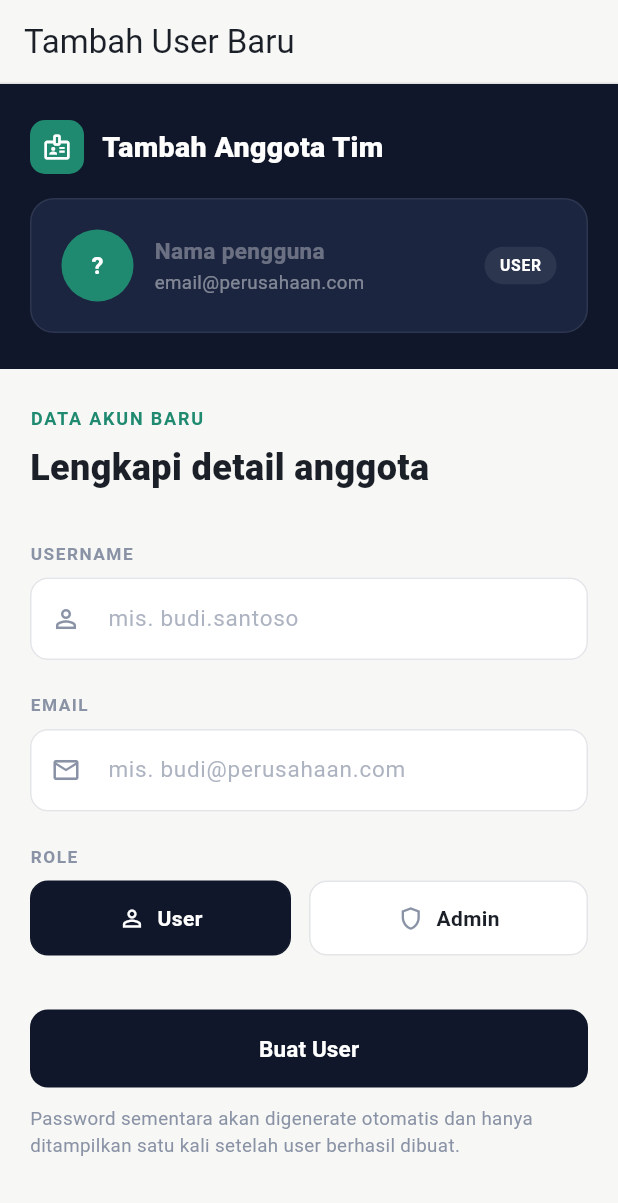
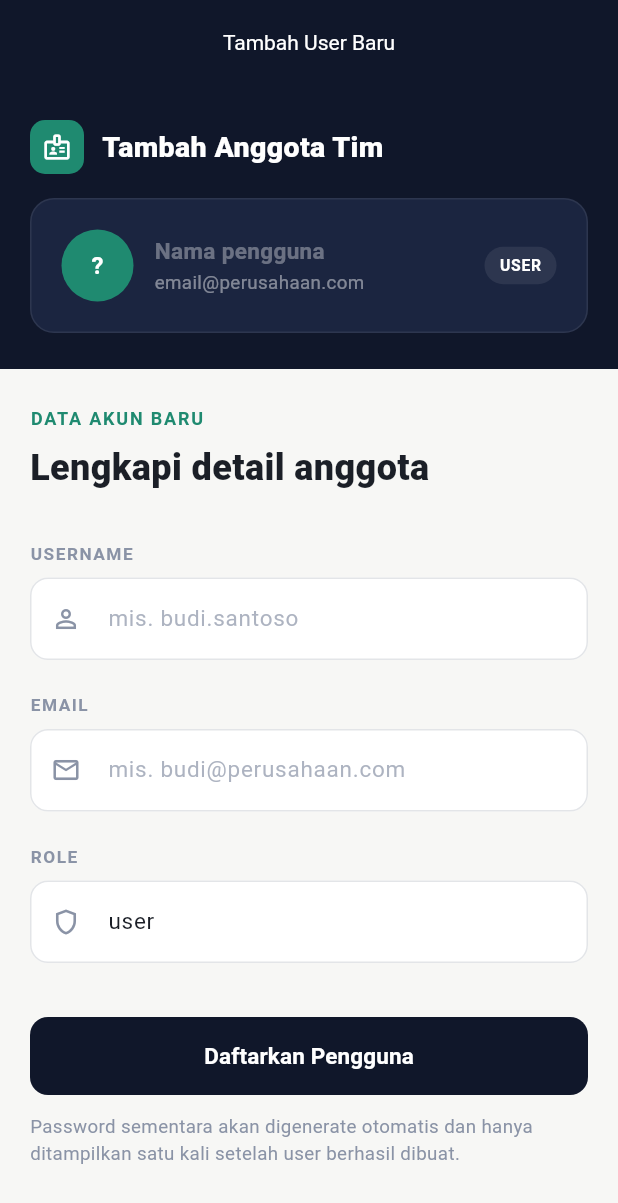
Before and after one commit to SILVERGOLDZ/Logikreasi_Absensi_App, a Flutter app: the RegisterUserScreen screen opened by its route, on a phone screen of 412 x 824 dp. Shown: the top 1203 px of the screen. Run offline on Flutter 3.47's test engine with Material 3 defaults, Android fonts, the phone set to English and light mode, and no system bars; our stand-ins replace camera, dio, file_picker, firebase_core, firebase_messaging, flutter_local_notifications and 9 more; missing offline and left inert: dart:html; accounts and stored records are empty; network calls fail.

Commit message:
refact: Register User

```diff
--- a/lib/screens/admin/register_user_screen.dart
+++ b/lib/screens/admin/register_user_screen.dart
@@ -31,11 +31,29 @@ class _RegisterUserScreenState extends State<RegisterUserScreen> {
   bool _isSubmitting = false;
   String? _errorMessage;
 
+  List<String> _availableRoles = ['admin', 'user'];
+  bool _loadingRoles = true;
+
   @override
   void initState() {
     super.initState();
     _usernameController.addListener(_onPreviewChanged);
     _emailController.addListener(_onPreviewChanged);
+    _fetchRoles();
+  }
+
+  Future<void> _fetchRoles() async {
+    try {
+      final res = await DioClient.dio.get('/admin/user/roles');
+      final roles = List<String>.from(res.data['roles'] ?? []);
+      if (roles.isNotEmpty && mounted) {
+        setState(() => _availableRoles = roles);
+      }
+    } catch (_) {
+      // biarkan fallback default ['admin', 'user'] kalau gagal fetch
+    } finally {
+      if (mounted) setState(() => _loadingRoles = false);
+    }
   }
 
   void _onPreviewChanged() => setState(() {});
@@ -78,6 +96,9 @@ class _RegisterUserScreenState extends State<RegisterUserScreen> {
 
       _usernameController.clear();
       _emailController.clear();
+      if (!_availableRoles.contains(_role)) {
+        _availableRoles = [..._availableRoles, _role]..sort();
+      }
       setState(() => _role = 'user');
 
       await _showGeneratedPasswordDialog(username, generatedPassword);
@@ -206,8 +227,14 @@ class _RegisterUserScreenState extends State<RegisterUserScreen> {
   Widget build(BuildContext context) {
     return Scaffold(
       appBar: AppBar(
+        shape: const Border(),
+        iconTheme: const IconThemeData(
+          color: Colors.white30,
+        ),
         title: const Text('Tambah User Baru'),
-        backgroundColor: _paper,
+        titleTextStyle: TextStyle(color: Colors.white),
+        centerTitle: true,
+        backgroundColor: _ink,
         foregroundColor: _textDark,
         elevation: 0,
       ),
@@ -449,7 +476,7 @@ class _RegisterUserScreenState extends State<RegisterUserScreen> {
                       width: 20,
                       child: CircularProgressIndicator(strokeWidth: 2, color: Colors.white),
                     )
-                        : const Text('Buat User', style: TextStyle(fontSize: 15, fontWeight: FontWeight.w600)),
+                        : const Text('Daftarkan Pengguna', style: TextStyle(fontSize: 15, fontWeight: FontWeight.w600)),
                   ),
                 ),
                 const SizedBox(height: 12),
@@ -457,6 +484,7 @@ class _RegisterUserScreenState extends State<RegisterUserScreen> {
                   'Password sementara akan digenerate otomatis dan hanya ditampilkan satu kali setelah user berhasil dibuat.',
                   style: TextStyle(color: _muted, fontSize: 12.5, height: 1.4),
                 ),
+                const SizedBox(height: 220),
               ],
             ),
           ),
@@ -497,44 +525,81 @@ class _RegisterUserScreenState extends State<RegisterUserScreen> {
   }
 
   Widget _buildRoleSelector() {
-    final roles = [
-      {'value': 'user', 'label': 'User', 'icon': Icons.person_outline},
-      {'value': 'admin', 'label': 'Admin', 'icon': Icons.shield_outlined},
-    ];
+    return Autocomplete<String>(
+      initialValue: TextEditingValue(text: _role),
+      optionsBuilder: (TextEditingValue value) {
+        if (value.text.isEmpty) return _availableRoles;
+        return _availableRoles.where(
+              (r) => r.toLowerCase().contains(value.text.toLowerCase()),
+        );
+      },
+      onSelected: (value) => setState(() => _role = value),
+      fieldViewBuilder: (context, controller, focusNode, onFieldSubmitted) {
+        // auto-scroll field ini ke atas saat difokus, biar dropdown dapat ruang
+        focusNode.addListener(() {
+          if (focusNode.hasFocus) {
+            Future.delayed(const Duration(milliseconds: 250), () {
+              if (focusNode.context != null) {
+                Scrollable.ensureVisible(
+                  focusNode.context!,
+                  alignment: 0.1, // field akan digeser mendekati bagian atas viewport
+                  duration: const Duration(milliseconds: 250),
+                );
+              }
+            });
+          }
+        });
 
-    return Row(
-      children: roles.map((r) {
-        final isSelected = _role == r['value'];
-        return Expanded(
-          child: Padding(
-            padding: EdgeInsets.only(right: r['value'] == 'user' ? 12 : 0),
-            child: InkWell(
-              onTap: () => setState(() => _role = r['value'] as String),
-              borderRadius: BorderRadius.circular(12),
-              child: AnimatedContainer(
-                duration: const Duration(milliseconds: 150),
-                padding: const EdgeInsets.symmetric(vertical: 14),
-                decoration: BoxDecoration(
-                  color: isSelected ? _ink : Colors.white,
-                  borderRadius: BorderRadius.circular(12),
-                  border: Border.all(color: isSelected ? _ink : _border),
-                ),
-                child: Row(
-                  mainAxisAlignment: MainAxisAlignment.center,
-                  children: [
-                    Icon(r['icon'] as IconData, size: 18, color: isSelected ? Colors.white : _muted),
-                    const SizedBox(width: 8),
-                    Text(
-                      r['label'] as String,
-                      style: TextStyle(color: isSelected ? Colors.white : _textDark, fontWeight: FontWeight.w600, fontSize: 14),
-                    ),
-                  ],
-                ),
+        return TextFormField(
+          controller: controller,
+          focusNode: focusNode,
+          style: const TextStyle(color: _textDark, fontSize: 15),
+          decoration: InputDecoration(
+            hintText: _loadingRoles ? 'Memuat role...' : 'Pilih atau ketik role baru',
+            hintStyle: TextStyle(color: _muted.withOpacity(0.7)),
+            prefixIcon: const Icon(Icons.shield_outlined, size: 20, color: _muted),
+            filled: true,
+            fillColor: Colors.white,
+            contentPadding: const EdgeInsets.symmetric(vertical: 16, horizontal: 16),
+            border: OutlineInputBorder(borderRadius: BorderRadius.circular(12), borderSide: const BorderSide(color: _border)),
+            enabledBorder: OutlineInputBorder(borderRadius: BorderRadius.circular(12), borderSide: const BorderSide(color: _border)),
+            focusedBorder: OutlineInputBorder(borderRadius: BorderRadius.circular(12), borderSide: const BorderSide(color: _teal, width: 1.5)),
+          ),
+          onChanged: (v) => setState(() => _role = v.trim().toLowerCase()),
+          validator: (v) {
+            if (v == null || v.trim().isEmpty) return 'Role wajib diisi';
+            if (!RegExp(r'^[a-z_]+$').hasMatch(v.trim().toLowerCase())) {
+              return 'Role hanya huruf kecil, tanpa spasi';
+            }
+            return null;
+          },
+        );
+      },
+      optionsViewBuilder: (context, onSelected, options) {
+        return Align(
+          alignment: Alignment.topLeft,
+          child: Material(
+            elevation: 4,
+            borderRadius: BorderRadius.circular(12),
+            child: ConstrainedBox(
+              constraints: const BoxConstraints(maxHeight: 200, maxWidth: 520),
+              child: ListView.builder(
+                padding: EdgeInsets.zero,
+                shrinkWrap: true,
+                itemCount: options.length,
+                itemBuilder: (context, index) {
+                  final option = options.elementAt(index);
+                  return ListTile(
+                    dense: true,
+                    title: Text(option),
+                    onTap: () => onSelected(option),
+                  );
+                },
               ),
             ),
           ),
         );
-      }).toList(),
+      },
     );
   }
 }
```
